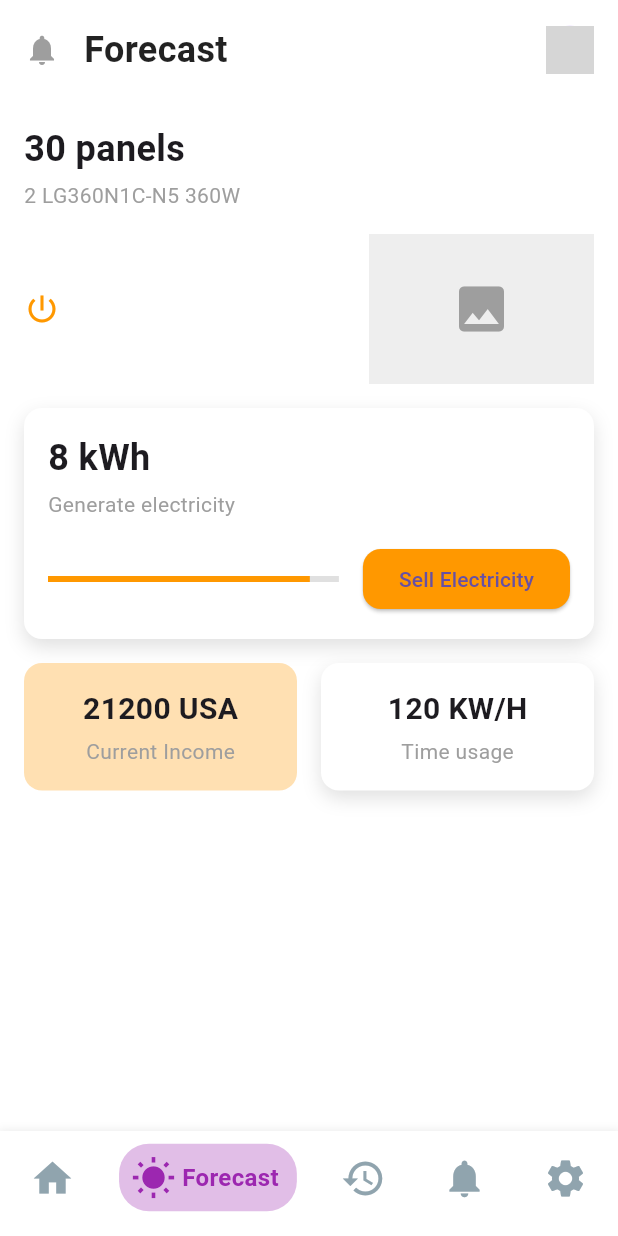
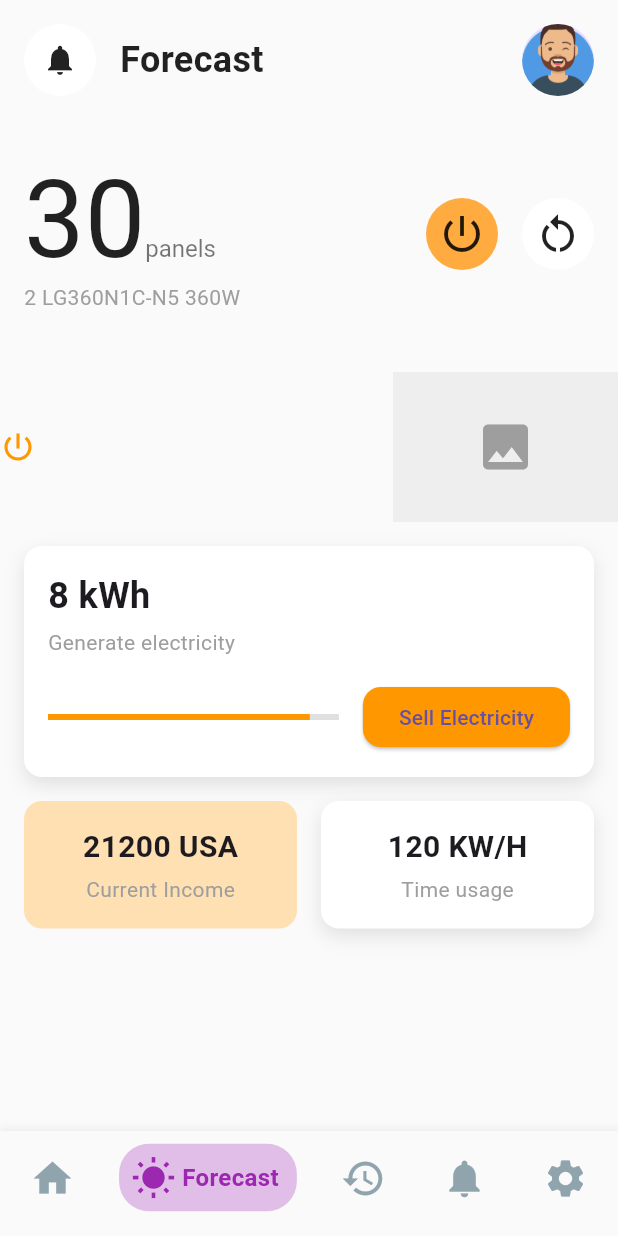
Before and after one commit to 7aku8/pv-forecast, a Flutter app: the screen it shows after launch, swiped to page 2, on a phone screen of 412 x 824 dp. Run offline on Flutter 3.47's test engine with Material 3 defaults, Android fonts, the phone set to English and light mode, and no system bars; our stand-ins replace bloc, equatable, fl_chart, flutter_bloc, nb_utils; generated files the repository leaves out were written again; grey boxes are pictures that could not be loaded.

Commit message:
add part of the forecast panel

```diff
--- a/lib/components/top_bars/forecast_top_bar.dart
+++ b/lib/components/top_bars/forecast_top_bar.dart
@@ -5,12 +5,14 @@ class ForecastTopBar extends StatelessWidget {
 
   @override
   Widget build(BuildContext context) {
-    return const Padding(
-        padding: EdgeInsets.only(bottom: 16),
-        child: Row(
+    return const Row(
       mainAxisAlignment: MainAxisAlignment.spaceBetween,
       children: [
-        Icon(Icons.notifications, color: Colors.grey),
+        CircleAvatar(
+          backgroundColor: Colors.white,
+          radius: 24,
+          child: Icon(Icons.notifications, color: Colors.black87),
+        ),
         SizedBox(width: 16),
         Text(
           'Forecast',
@@ -22,12 +24,10 @@ class ForecastTopBar extends StatelessWidget {
         ),
         Spacer(),
         CircleAvatar(
-          backgroundImage: AssetImage('assets/user_avatar.png'),
-          // Replace with actual image
-          radius: 16,
+          backgroundImage: AssetImage('assets/images/user_avatar.png'),
+          radius: 24,
         ),
       ],
-    ),
     );
   }
 }
--- a/lib/dashboard/state/page/page_bloc.dart
+++ b/lib/dashboard/state/page/page_bloc.dart
@@ -5,7 +5,7 @@ part 'page_event.dart';
 part 'page_state.dart';
 
 class PageBloc extends Bloc<PageEvent, PageState> {
-  PageBloc() : super(const PageSelected(1, InitiatedBy.bottomNav)) {
+  PageBloc() : super(const PageSelected(0, InitiatedBy.bottomNav)) {
     on<SelectPage>((event, emit) {
       emit(PageSelected(event.pageIndex, event.initiatedBy));
     });
--- a/lib/dashboard/view/forecast_view.dart
+++ b/lib/dashboard/view/forecast_view.dart
@@ -13,31 +13,61 @@ class _HomeViewState extends State<ForecastView> {
     return Column(
       crossAxisAlignment: CrossAxisAlignment.start,
       children: [
-        // Top section with user avatar and notifications
-
-        // Panels and energy info section
         Padding(
-          padding: const EdgeInsets.symmetric(horizontal: 16.0),
-          child: Column(
-            crossAxisAlignment: CrossAxisAlignment.start,
+          padding: const EdgeInsets.symmetric(horizontal: 16, vertical: 24),
+          child: Row(
+            mainAxisAlignment: MainAxisAlignment.spaceBetween,
+            crossAxisAlignment: CrossAxisAlignment.center,
             children: [
-              Text(
-                '30 panels',
-                style: TextStyle(fontSize: 24, fontWeight: FontWeight.bold),
+              Column(
+                crossAxisAlignment: CrossAxisAlignment.start,
+                children: [
+                  RichText(
+                    text: const TextSpan(
+                      style: TextStyle(color: Colors.black87),
+                      children: [
+                        TextSpan(
+                          text: '30',
+                          style: TextStyle(fontSize: 72),
+                        ),
+                        TextSpan(
+                          text: 'panels',
+                          style: TextStyle(color: Colors.black54, fontSize: 16),
+                        ),
+                      ],
+                    ),
+                  ),
+                  const Text('2 LG360N1C-N5 360W',
+                      style: TextStyle(color: Colors.grey)),
+                ],
               ),
-              SizedBox(height: 4),
-              Text('2 LG360N1C-N5 360W', style: TextStyle(color: Colors.grey)),
-              SizedBox(height: 16),
               Row(
-                mainAxisAlignment: MainAxisAlignment.spaceBetween,
                 children: [
-                  Icon(Icons.power_settings_new, color: Colors.orange),
-                  // Placeholder for solar panel image
-                  Container(
-                    height: 100,
-                    width: 150,
-                    color: Colors.grey.shade200,
-                    child: Center(child: Icon(Icons.image, size: 40, color: Colors.grey)),
+                  IconButton(
+                    icon: const Icon(
+                      Icons.power_settings_new,
+                      color: Colors.black87,
+                      size: 32,
+                    ),
+                    style: ElevatedButton.styleFrom(
+                      backgroundColor: Colors.orangeAccent,
+                      shape: RoundedRectangleBorder(
+                        borderRadius: BorderRadius.circular(24),
+                      ),
+                    ),
+                    onPressed: () {},
+                  ),
+                  const SizedBox(width: 16),
+                  IconButton(
+                    icon: const Icon(
+                        Icons.restart_alt, color: Colors.black87, size: 32),
+                    style: ElevatedButton.styleFrom(
+                      backgroundColor: Colors.white,
+                      shape: RoundedRectangleBorder(
+                        borderRadius: BorderRadius.circular(24),
+                      ),
+                    ),
+                    onPressed: () {},
                   ),
                 ],
               ),
@@ -45,6 +75,21 @@ class _HomeViewState extends State<ForecastView> {
           ),
         ),
         SizedBox(height: 16),
+        Row(
+          mainAxisAlignment: MainAxisAlignment.spaceBetween,
+          children: [
+            Icon(Icons.power_settings_new, color: Colors.orange),
+            // Placeholder for solar panel image
+            Container(
+              height: 100,
+              width: 150,
+              color: Colors.grey.shade200,
+              child: Center(
+                  child: Icon(Icons.image, size: 40, color: Colors.grey)),
+            ),
+          ],
+        ),
+        const SizedBox(height: 16),
         // Energy generation and income section
         Expanded(
           child: ListView(
@@ -56,15 +101,21 @@ class _HomeViewState extends State<ForecastView> {
                   color: Colors.white,
                   borderRadius: BorderRadius.circular(12),
                   boxShadow: [
-                    BoxShadow(color: Colors.grey.shade300, blurRadius: 10, offset: Offset(0, 5)),
+                    BoxShadow(
+                        color: Colors.grey.shade300,
+                        blurRadius: 10,
+                        offset: Offset(0, 5)),
                   ],
                 ),
                 child: Column(
                   crossAxisAlignment: CrossAxisAlignment.start,
                   children: [
-                    Text('8 kWh', style: TextStyle(fontSize: 24, fontWeight: FontWeight.bold)),
+                    Text('8 kWh',
+                        style: TextStyle(
+                            fontSize: 24, fontWeight: FontWeight.bold)),
                     SizedBox(height: 4),
-                    Text('Generate electricity', style: TextStyle(color: Colors.grey)),
+                    Text('Generate electricity',
+                        style: TextStyle(color: Colors.grey)),
                     SizedBox(height: 16),
                     Row(
                       mainAxisAlignment: MainAxisAlignment.spaceBetween,
@@ -81,7 +132,8 @@ class _HomeViewState extends State<ForecastView> {
                           onPressed: () {},
                           style: ElevatedButton.styleFrom(
                             backgroundColor: Colors.orange,
-                            shape: RoundedRectangleBorder(borderRadius: BorderRadius.circular(12)),
+                            shape: RoundedRectangleBorder(
+                                borderRadius: BorderRadius.circular(12)),
                           ),
                           child: Text('Sell Electricity'),
                         ),
@@ -103,9 +155,12 @@ class _HomeViewState extends State<ForecastView> {
                       ),
                       child: Column(
                         children: [
-                          Text('21200 USA', style: TextStyle(fontSize: 20, fontWeight: FontWeight.bold)),
+                          Text('21200 USA',
+                              style: TextStyle(
+                                  fontSize: 20, fontWeight: FontWeight.bold)),
                           SizedBox(height: 4),
-                          Text('Current Income', style: TextStyle(color: Colors.grey)),
+                          Text('Current Income',
+                              style: TextStyle(color: Colors.grey)),
                         ],
                       ),
                     ),
@@ -118,14 +173,20 @@ class _HomeViewState extends State<ForecastView> {
                         color: Colors.white,
                         borderRadius: BorderRadius.circular(12),
                         boxShadow: [
-                          BoxShadow(color: Colors.grey.shade300, blurRadius: 10, offset: Offset(0, 5)),
+                          BoxShadow(
+                              color: Colors.grey.shade300,
+                              blurRadius: 10,
+                              offset: Offset(0, 5)),
                         ],
                       ),
                       child: Column(
                         children: [
-                          Text('120 KW/H', style: TextStyle(fontSize: 20, fontWeight: FontWeight.bold)),
+                          Text('120 KW/H',
+                              style: TextStyle(
+                                  fontSize: 20, fontWeight: FontWeight.bold)),
                           SizedBox(height: 4),
-                          Text('Time usage', style: TextStyle(color: Colors.grey)),
+                          Text('Time usage',
+                              style: TextStyle(color: Colors.grey)),
                         ],
                       ),
                     ),
--- a/lib/utils/colors.dart
+++ b/lib/utils/colors.dart
@@ -1,6 +1,6 @@
 import 'package:flutter/material.dart';
 
-const backgroundColor = Colors.white;
+final backgroundColor = Colors.grey[50];
 const contentColorCyan = Color(0xffcc4eaf);
 const contentColorBlue = Color(0xff6570ac);
 const mainGridLineColor = Color(0xff37434d);
--- a/pubspec.yaml
+++ b/pubspec.yaml
@@ -15,6 +15,7 @@ dependencies:
   flutter_bloc: ^8.1.6
   flutter_localizations:
     sdk: flutter
+  flutter_svg: ^2.0.17
   intl: ^0.19.0
   nb_utils: ^7.0.9
 
```
Also changed, not shown: assets/images/user_avatar.png (added), pubspec.lock.
